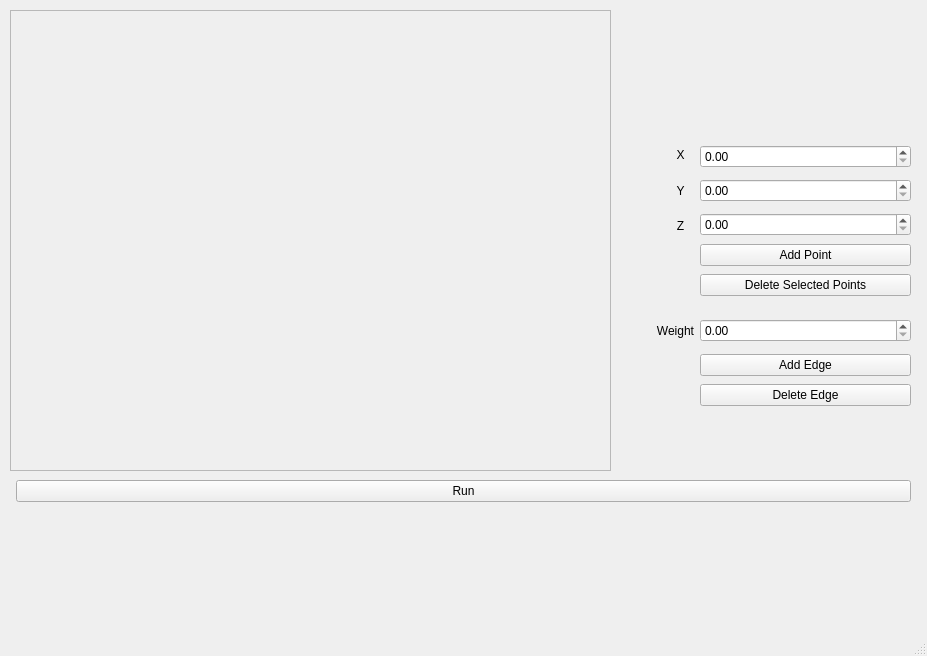
Above: MainWindow.ui from redstoneruin/OGraphSearch before the change. Below: the same form after it.
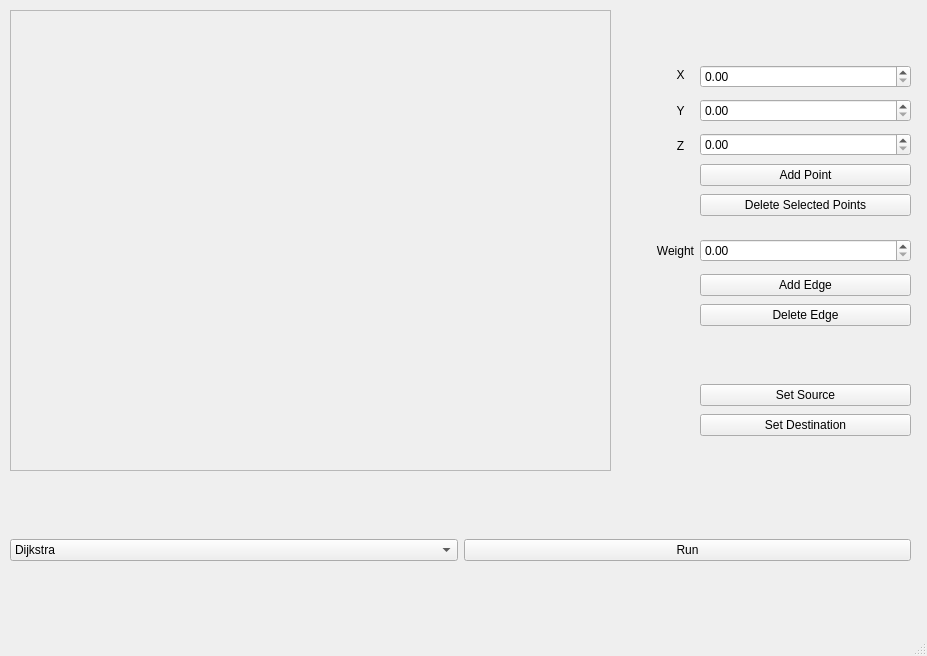
That is the form after the change.

Commit message: Basic source and dest selection

Diff of the .ui file:
```diff
--- a/MainWindow.ui
+++ b/MainWindow.ui
@@ -14,25 +14,6 @@
    <string>MainWindow</string>
   </property>
   <widget class="QWidget" name="centralwidget">
-   <widget class="QWidget" name="formLayoutWidget_2">
-    <property name="geometry">
-     <rect>
-      <x>10</x>
-      <y>480</y>
-      <width>901</width>
-      <height>131</height>
-     </rect>
-    </property>
-    <layout class="QFormLayout" name="runFormLayout">
-     <item row="0" column="1">
-      <widget class="QPushButton" name="runButton">
-       <property name="text">
-        <string>Run</string>
-       </property>
-      </widget>
-     </item>
-    </layout>
-   </widget>
    <widget class="QFrame" name="frame">
     <property name="geometry">
      <rect>
@@ -53,7 +34,7 @@
     <property name="geometry">
      <rect>
       <x>660</x>
-      <y>140</y>
+      <y>60</y>
       <width>41</width>
       <height>101</height>
      </rect>
@@ -98,7 +79,7 @@
     <property name="geometry">
      <rect>
       <x>700</x>
-      <y>140</y>
+      <y>60</y>
       <width>211</width>
       <height>101</height>
      </rect>
@@ -119,7 +100,7 @@
     <property name="geometry">
      <rect>
       <x>650</x>
-      <y>310</y>
+      <y>230</y>
       <width>51</width>
       <height>41</height>
      </rect>
@@ -141,7 +122,7 @@
     <property name="geometry">
      <rect>
       <x>700</x>
-      <y>310</y>
+      <y>230</y>
       <width>211</width>
       <height>41</height>
      </rect>
@@ -156,7 +137,7 @@
     <property name="geometry">
      <rect>
       <x>700</x>
-      <y>240</y>
+      <y>160</y>
       <width>211</width>
       <height>31</height>
      </rect>
@@ -175,7 +156,7 @@
     <property name="geometry">
      <rect>
       <x>700</x>
-      <y>350</y>
+      <y>270</y>
       <width>211</width>
       <height>31</height>
      </rect>
@@ -194,7 +175,7 @@
     <property name="geometry">
      <rect>
       <x>700</x>
-      <y>380</y>
+      <y>300</y>
       <width>211</width>
       <height>31</height>
      </rect>
@@ -213,7 +194,7 @@
     <property name="geometry">
      <rect>
       <x>700</x>
-      <y>270</y>
+      <y>190</y>
       <width>211</width>
       <height>31</height>
      </rect>
@@ -228,6 +209,77 @@
      </item>
     </layout>
    </widget>
+   <widget class="QWidget" name="gridLayoutWidget">
+    <property name="geometry">
+     <rect>
+      <x>10</x>
+      <y>490</y>
+      <width>901</width>
+      <height>121</height>
+     </rect>
+    </property>
+    <layout class="QGridLayout" name="gridLayout">
+     <item row="0" column="1">
+      <widget class="QPushButton" name="runButton">
+       <property name="text">
+        <string>Run</string>
+       </property>
+      </widget>
+     </item>
+     <item row="0" column="0">
+      <widget class="QComboBox" name="algSelect">
+       <item>
+        <property name="text">
+         <string>Dijkstra</string>
+        </property>
+       </item>
+       <item>
+        <property name="text">
+         <string>Bellman-Ford</string>
+        </property>
+       </item>
+      </widget>
+     </item>
+    </layout>
+   </widget>
+   <widget class="QWidget" name="verticalLayoutWidget_9">
+    <property name="geometry">
+     <rect>
+      <x>700</x>
+      <y>380</y>
+      <width>211</width>
+      <height>31</height>
+     </rect>
+    </property>
+    <layout class="QVBoxLayout" name="verticalLayout_9">
+     <item>
+      <widget class="QPushButton" name="setSource">
+       <property name="text">
+        <string>Set Source</string>
+       </property>
+      </widget>
+     </item>
+    </layout>
+   </widget>
+   <widget class="QWidget" name="verticalLayoutWidget_10">
+    <property name="geometry">
+     <rect>
+      <x>700</x>
+      <y>410</y>
+      <width>211</width>
+      <height>31</height>
+     </rect>
+    </property>
+    <layout class="QVBoxLayout" name="verticalLayout_10">
+     <item>
+      <widget class="QPushButton" name="setDest">
+       <property name="text">
+        <string>Set Destination</string>
+       </property>
+      </widget>
+     </item>
+    </layout>
+   </widget>
   </widget>
   <widget class="QMenuBar" name="menubar">
    <property name="geometry">
```
The commit also changes 6 other files.
